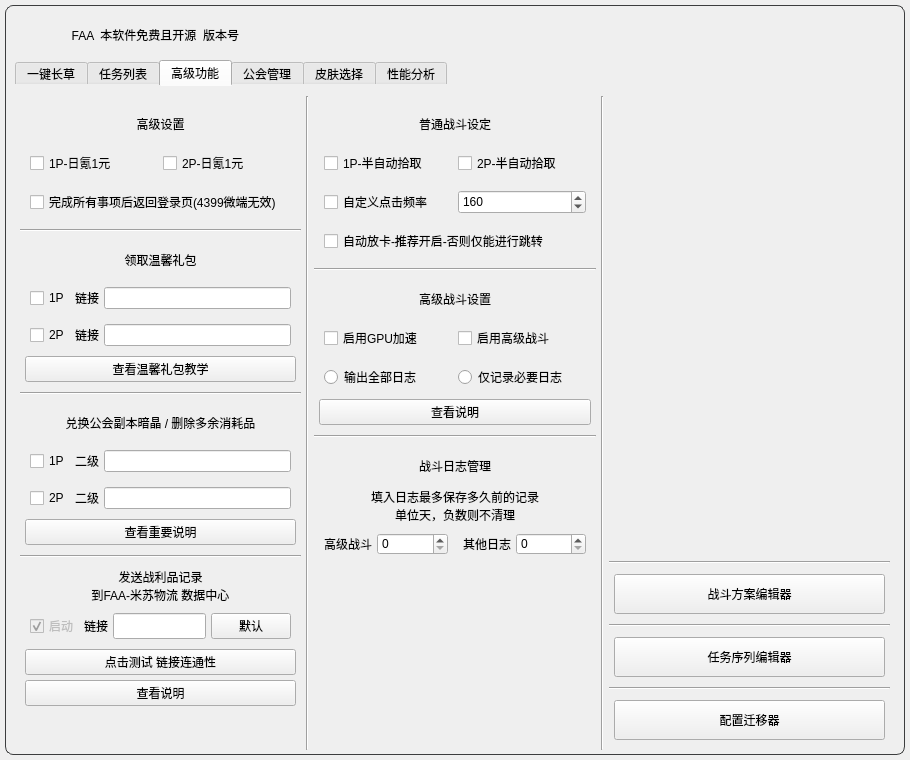
First picture: the form in resource/ui/FAA_3.0.ui, repository StareAbyss/FoodsVsMiceAutoAssistant, before the edit.
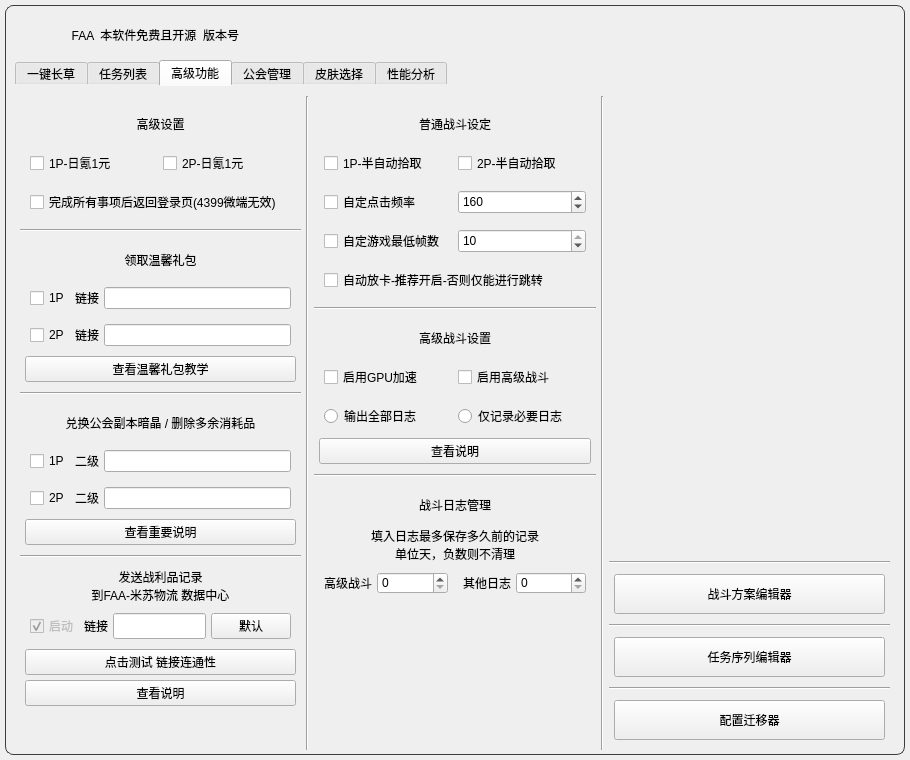
Second picture: the form after the edit. The open tabs and pages were chosen to show the change. Icons and pictures are not drawn. Custom widgets are drawn as their Qt base class.

Commit message:
feat: 新增用户设置项 - 游戏最低帧数. 并更新相关鼠标提示信息.
该设置可解决部分情况下用户FPS过低, 导致出现的FAA作战错乱.

The edit to the form file:
```diff
--- a/resource/ui/FAA_3.0.ui
+++ b/resource/ui/FAA_3.0.ui
@@ -9364,7 +9364,7 @@
               <number>5</number>
              </property>
              <item>
-              <layout class="QVBoxLayout" name="Lay_AdvancedSettings_5" stretch="1,0,0,0">
+              <layout class="QVBoxLayout" name="Lay_AdvancedSettings_5" stretch="1,0,0,0,0">
                <property name="spacing">
                 <number>5</number>
                </property>
@@ -9515,7 +9515,7 @@
                     <string>不激活即为使用默认值160(每秒)</string>
                    </property>
                    <property name="text">
-                    <string>自定义点击频率</string>
+                    <string>自定点击频率</string>
                    </property>
                   </widget>
                  </item>
@@ -9555,6 +9555,100 @@
                  </item>
                 </layout>
                </item>
+               <item>
+                <layout class="QHBoxLayout" name="Lay_AdvancedSettings_8">
+                 <property name="leftMargin">
+                  <number>5</number>
+                 </property>
+                 <property name="topMargin">
+                  <number>5</number>
+                 </property>
+                 <property name="rightMargin">
+                  <number>5</number>
+                 </property>
+                 <property name="bottomMargin">
+                  <number>5</number>
+                 </property>
+                 <item>
+                  <widget class="QCheckBox" name="CusLowestFPS_Active">
+                   <property name="enabled">
+                    <bool>true</bool>
+                   </property>
+                   <property name="sizePolicy">
+                    <sizepolicy hsizetype="Expanding" vsizetype="Expanding">
+                     <horstretch>0</horstretch>
+                     <verstretch>0</verstretch>
+                    </sizepolicy>
+                   </property>
+                   <property name="minimumSize">
+                    <size>
+                     <width>0</width>
+                     <height>0</height>
+                    </size>
+                   </property>
+                   <property name="maximumSize">
+                    <size>
+                     <width>1677215</width>
+                     <height>100</height>
+                    </size>
+                   </property>
+                   <property name="toolTip">
+                    <string>不激活即为使用默认值</string>
+                   </property>
+                   <property name="text">
+                    <string>自定游戏最低帧数</string>
+                   </property>
+                  </widget>
+                 </item>
+                 <item>
+                  <widget class="QSpinBox" name="CusLowestFPS_Value">
+                   <property name="sizePolicy">
+                    <sizepolicy hsizetype="Expanding" vsizetype="Fixed">
+                     <horstretch>0</horstretch>
+                     <verstretch>0</verstretch>
+                    </sizepolicy>
+                   </property>
+                   <property name="minimumSize">
+                    <size>
+                     <width>0</width>
+                     <height>0</height>
+                    </size>
+                   </property>
+                   <property name="maximumSize">
+                    <size>
+                     <width>16777215</width>
+                     <height>100</height>
+                    </size>
+                   </property>
+                   <property name="toolTip">
+                    <string>默认值10Hz(或者说帧),较卡电脑可以降低该值.可设定范围3-10.
+
+该设定影响放卡后, 等待设定对应的帧间隔.
+再检测卡片是否可用,若可用则认为其放满了.
+放满后的卡片将10s内不再被尝试使用. 注:帧间隔 = 1s / 设定值
+
+若设定过高,实际帧数低于设定帧数:
+会造成无法锁定放满卡片,进而反复使用,卡死队列.
+
+若设定过低,检测前等待时间过长:
+会降低放卡速度,在放卡任务较多时,优先级低的卡片和冰沙可能无法被使用.
+
+最低3,是因为帧数再低游戏就没法玩了;
+最高10,是因为该游戏架构问题Low帧很难超过该值.</string>
+                   </property>
+                   <property name="minimum">
+                    <number>3</number>
+                   </property>
+                   <property name="maximum">
+                    <number>10</number>
+                   </property>
+                   <property name="value">
+                    <number>10</number>
+                   </property>
+                  </widget>
+                 </item>
+                </layout>
+               </item>
                <item>
                 <layout class="QHBoxLayout" name="Lay_AdvancedSettings_6">
                  <property name="leftMargin">
```
Left out of the diff: 14 changed lines with no effect on the pictures. The commit also changes 6 other files.
